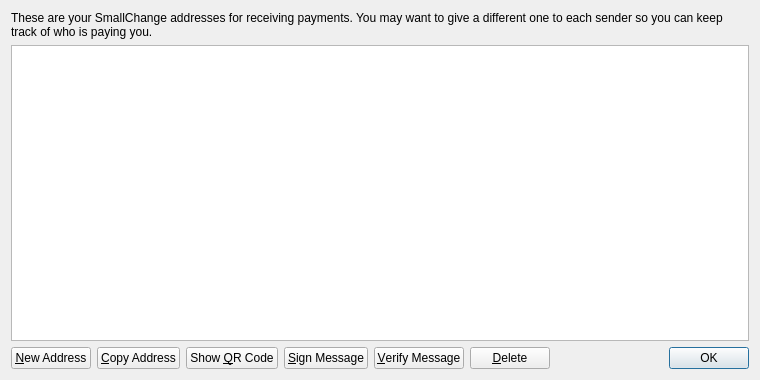
Above: src/qt/forms/addressbookpage.ui from hodachung1709/crecoin before the change. Below: the same form after it.
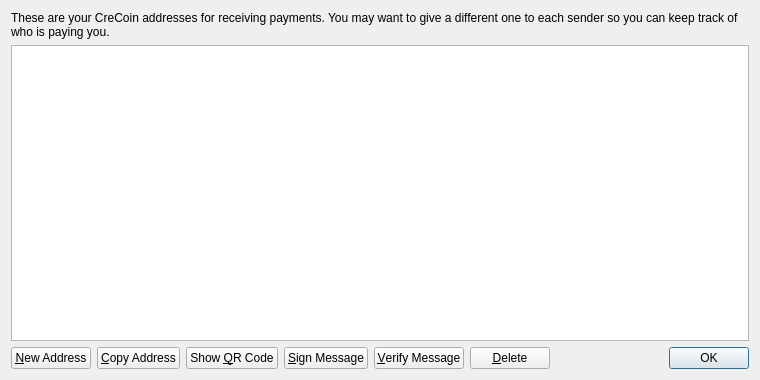
That is the form after the change. Icons and pictures are not drawn.

The edit to the form file:
```diff
--- a/src/qt/forms/addressbookpage.ui
+++ b/src/qt/forms/addressbookpage.ui
@@ -17,7 +17,7 @@
    <item>
     <widget class="QLabel" name="labelExplanation">
      <property name="text">
-      <string>These are your SmallChange addresses for receiving payments. You may want to give a different one to each sender so you can keep track of who is paying you.</string>
+      <string>These are your CreCoin addresses for receiving payments. You may want to give a different one to each sender so you can keep track of who is paying you.</string>
      </property>
      <property name="textFormat">
       <enum>Qt::PlainText</enum>
```
